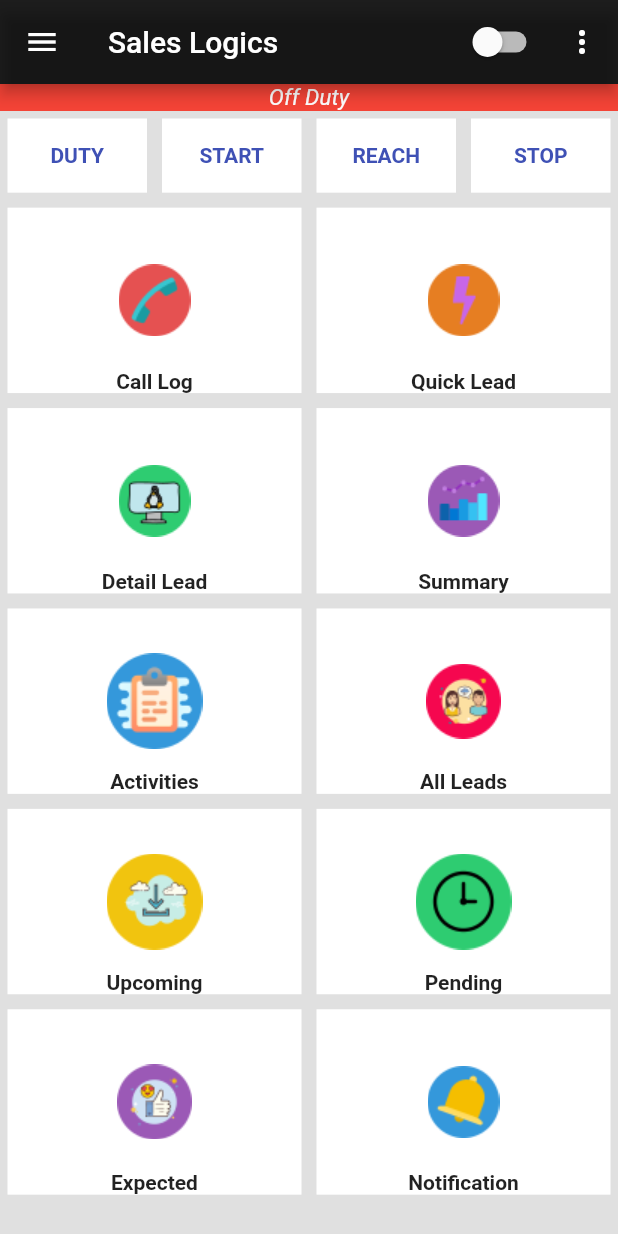
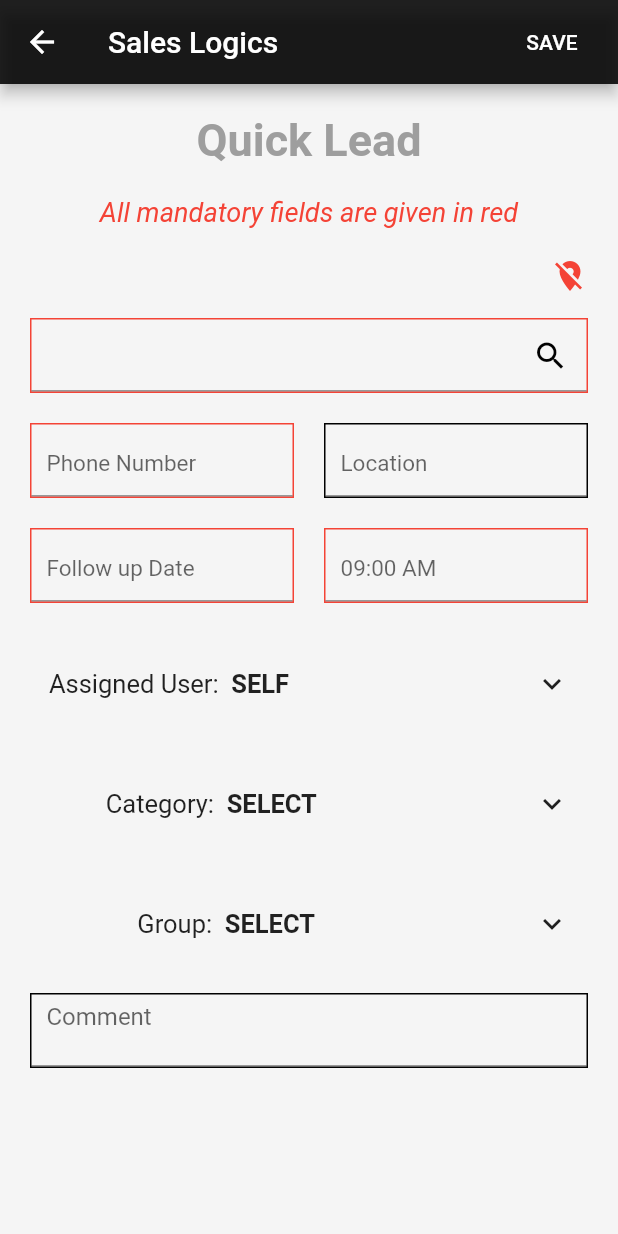
Before and after one commit to ani10sk/Kings-Lab-Project, a Flutter app: the Menu screen opened by its route, after a tap on "Quick Lead", on a phone screen of 412 x 824 dp. Run offline on Flutter 3.47's test engine with Material 2 defaults, Android fonts, the phone set to English and light mode, and no system bars; our stand-ins replace permission_handler; missing offline and left inert: call_log.

Commit message:
Third mod

```diff
--- a/lib/main.dart
+++ b/lib/main.dart
@@ -4,6 +4,7 @@ import './screens/login.dart';
 import './screens/menu.dart';
 import './providers/auth.dart';
 import './screens/clogs.dart';
+import './screens/quicklead.dart';
 
 void main() {
   runApp(MyApp());
@@ -21,13 +22,14 @@ class MyApp extends StatelessWidget {
           primarySwatch: Colors.red,
           visualDensity: VisualDensity.adaptivePlatformDensity,
         ),
-        home:Consumer<Auth>(
+        home:Menu()/*Consumer<Auth>(
           builder:(ctx,auth,_)=>auth.auth==null?
           Login():auth.auth=='success'?Menu():Login(),
-        ),
+        )*/,
         routes:{
           Menu.rout:(ctx)=>Menu(),
-          CLogs.rout:(ctx)=>CLogs()
+          CLogs.rout:(ctx)=>CLogs(),
+          QuickLead.rout:(ctx)=>QuickLead()
         },
       ),
     );
--- /dev/null
+++ b/lib/screens/quicklead.dart
@@ -0,0 +1,361 @@
+import 'package:flutter/material.dart';
+
+class QuickLead extends StatefulWidget{
+  static const rout='quicklead';
+  @override
+  _QuickLeadState createState() => _QuickLeadState();
+}
+
+class _QuickLeadState extends State<QuickLead> {
+  String assignedUser='SELF';
+  String category='SELECT';
+  String group='SELECT';
+  int expAssignedUser=0;
+  int expCategory=0;
+  int expGroup=0;
+
+  @override
+  Widget build(BuildContext context){
+    final wd=MediaQuery.of(context).size.width;
+    return Scaffold(
+      backgroundColor:Colors.grey[100],
+      appBar:AppBar(
+        backgroundColor:Colors.black87,
+        title:Text('Sales Logics'),
+        actions: <Widget>[
+          FlatButton(
+            onPressed: null,
+            child:Text('SAVE',style:TextStyle(color:Colors.white),)
+            )
+        ],
+      ),
+      body:SingleChildScrollView(
+        child:Column(
+          children:[
+            Cont(wd,'Quick Lead',Colors.grey,30,FontWeight.bold,FontStyle.normal),
+            Cont(wd,'All mandatory fields are given in red',Colors.red,18,FontWeight.normal,FontStyle.italic),
+            SizedBox(height:40,child:Container(
+              width:wd,margin:EdgeInsets.all(20),
+              alignment:Alignment.centerRight,
+              child:Icon(Icons.location_off,color:Colors.red,),)),
+            Box(20,20,20,10,'',Colors.red,1),
+            Table(
+              children:[
+                TableRow(
+                  children:[
+                    Box(20,10,10,10,'Phone Number',Colors.red,0),
+                    Box(10,10,20,10,'Location',Colors.black,0)
+                  ]
+                ),
+                TableRow(
+                  children:[
+                    Box(20,10,10,10,'Follow up Date',Colors.red,0),
+                    Box(10,10,20,10,'09:00 AM',Colors.red,0)
+                  ]
+                )
+              ]
+            ),
+            AnimatedContainer(
+              //color:Colors.red,
+              height:expAssignedUser==0?40:140,
+              margin:EdgeInsets.fromLTRB(20,20,20,20),
+              duration:Duration(seconds:1),
+              child:SizedBox(
+                height:expAssignedUser==0?40:140,
+                width:wd-40,
+                child:ListView(
+                  children:[
+                    Row(
+                    mainAxisAlignment:MainAxisAlignment.center,
+                    children: <Widget>[
+                      Text('   Assigned User:  ',style:TextStyle(fontSize:17),),
+                      Text(assignedUser,style:TextStyle(fontWeight:FontWeight.bold,fontSize:17)),
+                      Expanded(child:SizedBox()),
+                      IconButton(
+                        icon:Icon(expAssignedUser==0?Icons.keyboard_arrow_down:Icons.keyboard_arrow_up),
+                        onPressed:(){
+                          setState(() {
+                            if(expAssignedUser==0){
+                              expAssignedUser=1;
+                            }else{
+                              expAssignedUser=0;
+                            }
+                          });
+                        }
+                        )
+                    ],
+                  ),
+                  expAssignedUser==1?
+                  Container(
+                    decoration:BoxDecoration(
+                      border:Border.all(
+                        color:Colors.black
+                      )
+                    ),
+                    alignment:Alignment.center,
+                    width:wd-40,
+                    child:FlatButton(
+                      onPressed:(){
+                        setState(() {
+                          assignedUser='SELF';
+                          expAssignedUser=0;
+                        });
+                      },
+                      child:Text('SELF',style:TextStyle(fontWeight:FontWeight.bold,fontSize:17)))
+                  ):SizedBox(),
+                  expAssignedUser==1?
+                  Container(
+                    decoration:BoxDecoration(
+                      border:Border.all(
+                        color:Colors.black
+                      )
+                    ),
+                    width:wd-40,
+                    child:FlatButton(
+                      onPressed:(){
+                        setState(() {
+                          assignedUser='SAMPLE';
+                          expAssignedUser=0;
+                        });
+                      },
+                      child:Text('SAMPLE',style:TextStyle(fontWeight:FontWeight.bold,fontSize:17)))
+                  ):SizedBox(),
+                  ]
+                ),
+              )
+            ),
+            AnimatedContainer(
+              //color:Colors.red,
+              height:expCategory==0?40:140,
+              margin:EdgeInsets.fromLTRB(20,20,20,20),
+              duration:Duration(seconds:1),
+              child:SizedBox(
+                height:expCategory==0?40:140,
+                width:wd-40,
+                child:ListView(
+                  children:[
+                    Row(
+                    mainAxisAlignment:MainAxisAlignment.center,
+                    children: <Widget>[
+                      Text('            Category:  ',style:TextStyle(fontSize:17),),
+                      Text(category,style:TextStyle(fontWeight:FontWeight.bold,fontSize:17)),
+                      Expanded(child:SizedBox()),
+                      IconButton(
+                        icon:Icon(expCategory==0?Icons.keyboard_arrow_down:Icons.keyboard_arrow_up),
+                        onPressed:(){
+                          setState(() {
+                            if(expCategory==0){
+                              expCategory=1;
+                            }else{
+                              expCategory=0;
+                            }
+                          });
+                        }
+                        )
+                    ],
+                  ),
+                  expCategory==1?
+                  Container(
+                    decoration:BoxDecoration(
+                      border:Border.all(
+                        color:Colors.black
+                      )
+                    ),
+                    alignment:Alignment.center,
+                    width:wd-40,
+                    child:FlatButton(
+                      onPressed:(){
+                        setState(() {
+                          category='SAMPLE 1';
+                          expCategory=0;
+                        });
+                      },
+                      child:Text('SAMPLE 1',style:TextStyle(fontWeight:FontWeight.bold,fontSize:17)))
+                  ):SizedBox(),
+                  expCategory==1?
+                  Container(
+                    decoration:BoxDecoration(
+                      border:Border.all(
+                        color:Colors.black
+                      )
+                    ),
+                    width:wd-40,
+                    child:FlatButton(
+                      onPressed:(){
+                        setState(() {
+                          category='SAMPLE 2';
+                          expCategory=0;
+                        });
+                      },
+                      child:Text('SAMPLE 2',style:TextStyle(fontWeight:FontWeight.bold,fontSize:17)))
+                  ):SizedBox(),
+                  ]
+                ),
+              )
+            ),
+            AnimatedContainer(
+              //color:Colors.red,
+              height:expGroup==0?40:140,
+              margin:EdgeInsets.fromLTRB(20,20,20,20),
+              duration:Duration(seconds:1),
+              child:SizedBox(
+                height:expGroup==0?40:140,
+                width:wd-40,
+                child:ListView(
+                  children:[
+                    Row(
+                    mainAxisAlignment:MainAxisAlignment.center,
+                    children: <Widget>[
+                      Text('                 Group:  ',style:TextStyle(fontSize:17),),
+                      Text(group,style:TextStyle(fontWeight:FontWeight.bold,fontSize:17)),
+                      Expanded(child:SizedBox()),
+                      IconButton(
+                        icon:Icon(expGroup==0?Icons.keyboard_arrow_down:Icons.keyboard_arrow_up),
+                        onPressed:(){
+                          setState(() {
+                            if(expGroup==0){
+                              expGroup=1;
+                            }else{
+                              expGroup=0;
+                            }
+                          });
+                        }
+                        )
+                    ],
+                  ),
+                  expGroup==1?
+                  Container(
+                    decoration:BoxDecoration(
+                      border:Border.all(
+                        color:Colors.black
+                      )
+                    ),
+                    alignment:Alignment.center,
+                    width:wd-40,
+                    child:FlatButton(
+                      onPressed:(){
+                        setState(() {
+                          group='SAMPLE 1';
+                          expGroup=0;
+                        });
+                      },
+                      child:Text('SAMPLE 1',style:TextStyle(fontWeight:FontWeight.bold,fontSize:17)))
+                  ):SizedBox(),
+                  expGroup==1?
+                  Container(
+                    decoration:BoxDecoration(
+                      border:Border.all(
+                        color:Colors.black
+                      )
+                    ),
+                    width:wd-40,
+                    child:FlatButton(
+                      onPressed:(){
+                        setState(() {
+                          group='SAMPLE 2';
+                          expGroup=0;
+                        });
+                      },
+                      child:Text('SAMPLE 2',style:TextStyle(fontWeight:FontWeight.bold,fontSize:17)))
+                  ):SizedBox(),
+                  ]
+                ),
+              )
+            ),
+            Container(
+              width:wd-40,
+              margin:EdgeInsets.fromLTRB(20,10,20,10),
+              decoration:BoxDecoration(
+                border:Border.all(
+                  color:Colors.black
+                )
+              ),
+              child:TextField(
+                maxLines:2,
+                decoration:InputDecoration(
+                  hintText:'Comment',
+                  contentPadding:EdgeInsets.fromLTRB(10,0,0,0)
+                ),
+                textInputAction:TextInputAction.done,
+              )
+            )
+          ]
+        )
+      ),
+    );
+  }
+}
+
+class Box extends StatelessWidget {
+  final double l;
+  final double t;
+  final double r;
+  final double b;
+  final String hint;
+  final Color bcolor;
+  final int isicon;
+
+  Box(
+    this.l,
+    this.t,
+    this.r,
+    this.b,
+    this.hint,
+    this.bcolor,
+    this.isicon
+  );
+
+  @override
+  Widget build(BuildContext context) {
+    return Container(
+      margin:EdgeInsets.fromLTRB(l,t,r,b),
+      decoration:BoxDecoration(
+        border:Border.all(
+          color:bcolor
+        )
+      ),
+      child:TextField(
+        style:TextStyle(fontSize:20),
+        decoration:InputDecoration(
+          hintText:hint,
+          hintStyle:TextStyle(fontSize:15),
+          contentPadding:EdgeInsets.all(10),
+          suffixIcon:isicon==1?Icon(Icons.search,color:Colors.black,):null
+        ),
+      )
+    );
+  }
+}
+
+class Cont extends StatelessWidget {
+
+  final double wd;
+  final String cont;
+  final double size;
+  final Color col;
+  final FontWeight wt;
+  final FontStyle stl;
+
+  Cont(
+    this.wd,
+    this.cont,
+    this.col,
+    this.size,
+    this.wt,
+    this.stl
+  );
+
+  @override
+  Widget build(BuildContext context) {
+    return Container(
+      margin:EdgeInsets.fromLTRB(20,20,20,0),
+      width:wd,
+      alignment:Alignment.center,
+      child:Text(
+        cont,style:TextStyle(
+          color:col,fontSize:size,fontWeight:wt,fontStyle:stl
+        )
+      ),
+    );
+  }
+}
--- a/lib/widgets/element.dart
+++ b/lib/widgets/element.dart
@@ -1,5 +1,6 @@
 import 'package:flutter/material.dart';
 import '../screens/clogs.dart';
+import '../screens/quicklead.dart';
 
 class Ele extends StatelessWidget{
   final double wd;
@@ -12,6 +13,8 @@ class Ele extends StatelessWidget{
       onTap:(){
         if(cont=='Call Log'){
           Navigator.of(context).pushNamed(CLogs.rout);
+        }else if(cont=='Quick Lead'){
+          Navigator.of(context).pushNamed(QuickLead.rout);
         }
       },
       child:Container(
```
